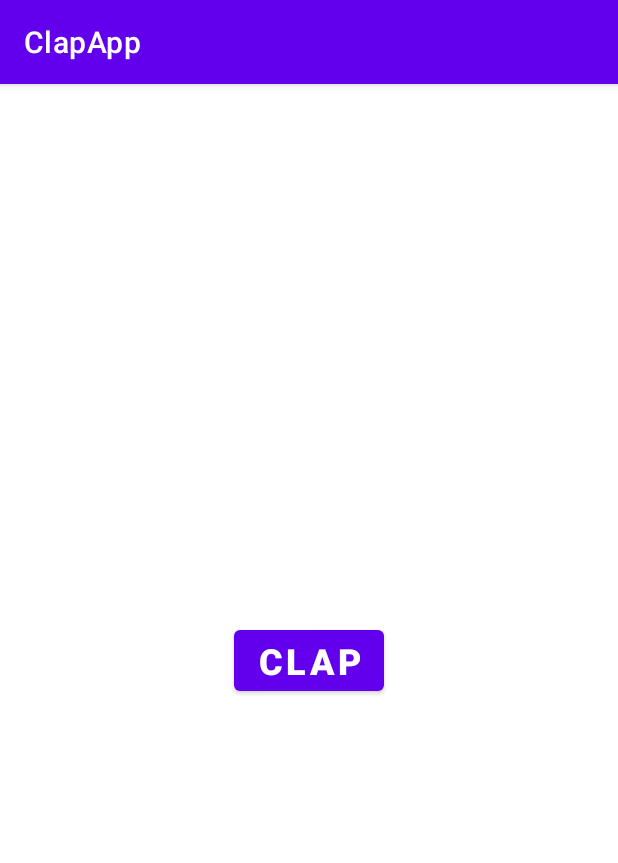
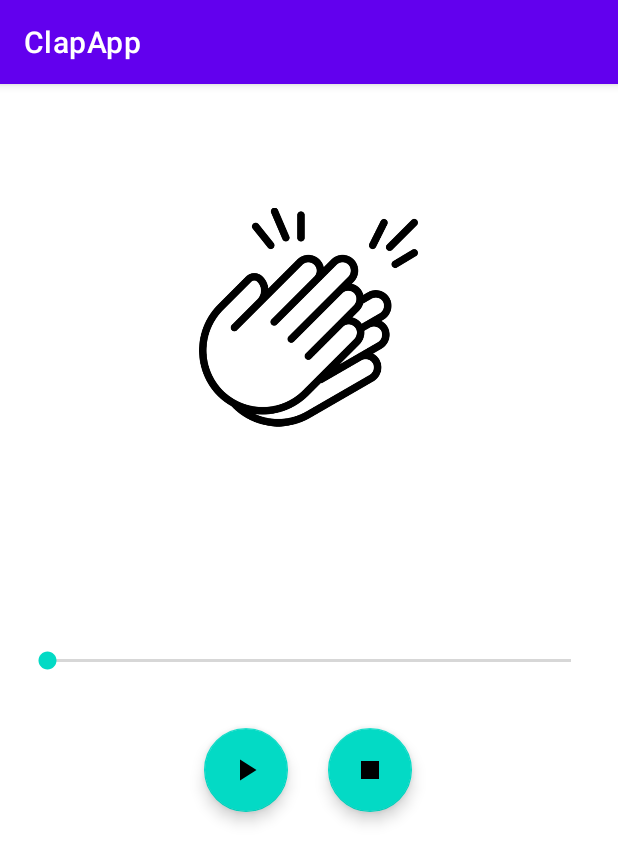
Before and after one commit to KalmGergely/learningAndroid, an Android app: the screen it shows after launch (MainActivity), on a phone screen of 412 x 824 dp. Shown: the top 863 px of the screen. Run offline under Robolectric (Android 15) with nearby library versions, the phone set to English and light mode, and no system bars.

Commit message:
finish clap app functionalit

```diff
--- a/ClapApp/app/src/main/java/com/example/clapapp/MainActivity.kt
+++ b/ClapApp/app/src/main/java/com/example/clapapp/MainActivity.kt
@@ -3,21 +3,81 @@ package com.example.clapapp
 import android.media.MediaPlayer
 import androidx.appcompat.app.AppCompatActivity
 import android.os.Bundle
+import android.os.Handler
+import android.os.Looper
 import android.widget.Button
+import android.widget.SeekBar
+import android.widget.TextView
+import com.google.android.material.floatingactionbutton.FloatingActionButton
 
 class MainActivity : AppCompatActivity() {
-    private lateinit var mediaPlayer: MediaPlayer
+    private var mediaPlayer: MediaPlayer? = null
+    private lateinit var seekBar: SeekBar
+    private lateinit var runnable: Runnable
+    private lateinit var handler: Handler
 
     override fun onCreate(savedInstanceState: Bundle?) {
         super.onCreate(savedInstanceState)
         setContentView(R.layout.activity_main)
 
-        mediaPlayer = MediaPlayer.create(this, R.raw.clap)
+        seekBar = findViewById(R.id.sbClap)
+        handler = Handler(Looper.getMainLooper())
+        val playPause = findViewById<FloatingActionButton>(R.id.fabPlayPause)
+        var isPlaying = false;
+        val stop = findViewById<FloatingActionButton>(R.id.fabStop)
 
-        val clapBtn = findViewById<Button>(R.id.btnClap)
+        playPause.setOnClickListener {
+            if (mediaPlayer == null) {
+                mediaPlayer = MediaPlayer.create(this, R.raw.clap)
+            }
+            isPlaying = if (!isPlaying) {
+                mediaPlayer?.start()
+                playPause.setImageResource(R.drawable.ic_pause)
+                initializeSeekBar()
+                true
+            } else {
+                mediaPlayer?.pause()
+                playPause.setImageResource(R.drawable.ic_play)
+                false
+            }
+        }
 
-        clapBtn.setOnClickListener {
-            mediaPlayer.start()
+        stop.setOnClickListener {
+            isPlaying = false
+            mediaPlayer?.stop()
+            mediaPlayer?.reset()
+            mediaPlayer?.release()
+            mediaPlayer = null
+            playPause.setImageResource(R.drawable.ic_play)
+            handler.removeCallbacks(runnable)
+            seekBar.progress = 0
         }
     }
+
+    private fun initializeSeekBar() {
+        seekBar.setOnSeekBarChangeListener(object: SeekBar.OnSeekBarChangeListener{
+            override fun onProgressChanged(seekBar: SeekBar, progress: Int, fromUser: Boolean) {
+                    if(fromUser) mediaPlayer?.seekTo(progress)
+            }
+
+            override fun onStartTrackingTouch(p0: SeekBar?) {
+            }
+
+            override fun onStopTrackingTouch(p0: SeekBar?) {
+            }
+
+        })
+        val tvPlayed = findViewById<TextView>(R.id.tvPlayed)
+        val tvDue = findViewById<TextView>(R.id.tvDue)
+        seekBar.max = mediaPlayer!!.duration
+        runnable = Runnable {
+            seekBar.progress = mediaPlayer!!.currentPosition
+            handler.postDelayed(runnable, 500)
+            val playedTime = mediaPlayer!!.currentPosition/1000
+            tvPlayed.text = "$playedTime sec"
+            val dueTime = mediaPlayer!!.duration/1000 - playedTime
+            tvDue.text = "$dueTime sec"
+        }
+        handler.postDelayed(runnable, 500)
+    }
 }
--- /dev/null
+++ b/ClapApp/app/src/main/res/drawable/ic_pause.xml
@@ -0,0 +1,5 @@
+<vector android:height="24dp" android:tint="#000000"
+    android:viewportHeight="24" android:viewportWidth="24"
+    android:width="24dp" xmlns:android="http://schemas.android.com/apk/res/android">
+    <path android:fillColor="@android:color/white" android:pathData="M6,19h4L10,5L6,5v14zM14,5v14h4L18,5h-4z"/>
+</vector>
--- /dev/null
+++ b/ClapApp/app/src/main/res/drawable/ic_play.xml
@@ -0,0 +1,5 @@
+<vector android:height="24dp" android:tint="#000000"
+    android:viewportHeight="24" android:viewportWidth="24"
+    android:width="24dp" xmlns:android="http://schemas.android.com/apk/res/android">
+    <path android:fillColor="@android:color/white" android:pathData="M8,5v14l11,-7z"/>
+</vector>
--- /dev/null
+++ b/ClapApp/app/src/main/res/drawable/ic_stop.xml
@@ -0,0 +1,5 @@
+<vector android:height="24dp" android:tint="#000000"
+    android:viewportHeight="24" android:viewportWidth="24"
+    android:width="24dp" xmlns:android="http://schemas.android.com/apk/res/android">
+    <path android:fillColor="@android:color/white" android:pathData="M6,6h12v12H6z"/>
+</vector>
--- a/ClapApp/app/src/main/res/layout/activity_main.xml
+++ b/ClapApp/app/src/main/res/layout/activity_main.xml
@@ -4,19 +4,75 @@
     xmlns:tools="http://schemas.android.com/tools"
     android:layout_width="match_parent"
     android:layout_height="match_parent"
+    android:layout_margin="15dp"
     tools:context=".MainActivity">
 
-    <Button
-        android:id="@+id/btnClap"
+    <ImageView
+        android:id="@+id/imageView"
+        android:layout_width="146dp"
+        android:layout_height="196dp"
+        app:layout_constraintBottom_toBottomOf="parent"
+        app:layout_constraintEnd_toEndOf="parent"
+        app:layout_constraintHorizontal_bias="0.498"
+        app:layout_constraintStart_toStartOf="parent"
+        app:layout_constraintTop_toTopOf="parent"
+        app:layout_constraintVertical_bias="0.078"
+        app:srcCompat="@drawable/clapping" />
+
+    <SeekBar
+        android:id="@+id/sbClap"
+        android:layout_width="0dp"
+        android:layout_height="wrap_content"
+        app:layout_constraintBottom_toBottomOf="parent"
+        app:layout_constraintEnd_toEndOf="parent"
+        app:layout_constraintStart_toStartOf="parent"
+        app:layout_constraintTop_toTopOf="parent" />
+
+    <TextView
+        android:id="@+id/tvPlayed"
         android:layout_width="wrap_content"
         android:layout_height="wrap_content"
-        android:text="CLAP"
-        android:textSize="24sp"
-        android:textStyle="bold"
         app:layout_constraintBottom_toBottomOf="parent"
         app:layout_constraintEnd_toEndOf="parent"
-        app:layout_constraintHorizontal_bias="0.5"
+        app:layout_constraintHorizontal_bias="0.041"
         app:layout_constraintStart_toStartOf="parent"
         app:layout_constraintTop_toTopOf="parent"
-        app:layout_constraintVertical_bias="0.5" />
+        app:layout_constraintVertical_bias="0.472" />
+
+    <TextView
+        android:id="@+id/tvDue"
+        android:layout_width="wrap_content"
+        android:layout_height="wrap_content"
+        app:layout_constraintBottom_toBottomOf="parent"
+        app:layout_constraintEnd_toEndOf="parent"
+        app:layout_constraintHorizontal_bias="0.958"
+        app:layout_constraintStart_toStartOf="parent"
+        app:layout_constraintTop_toTopOf="parent"
+        app:layout_constraintVertical_bias="0.471" />
+
+    <com.google.android.material.floatingactionbutton.FloatingActionButton
+        android:id="@+id/fabPlayPause"
+        android:layout_width="wrap_content"
+        android:layout_height="wrap_content"
+        android:clickable="true"
+        app:layout_constraintBottom_toBottomOf="parent"
+        app:layout_constraintEnd_toEndOf="parent"
+        app:layout_constraintHorizontal_bias="0.371"
+        app:layout_constraintStart_toStartOf="parent"
+        app:layout_constraintTop_toTopOf="parent"
+        app:layout_constraintVertical_bias="0.608"
+        app:srcCompat="@drawable/ic_play" />
+
+    <com.google.android.material.floatingactionbutton.FloatingActionButton
+        android:id="@+id/fabStop"
+        android:layout_width="wrap_content"
+        android:layout_height="wrap_content"
+        android:clickable="true"
+        app:layout_constraintBottom_toBottomOf="parent"
+        app:layout_constraintEnd_toEndOf="parent"
+        app:layout_constraintHorizontal_bias="0.625"
+        app:layout_constraintStart_toStartOf="parent"
+        app:layout_constraintTop_toTopOf="parent"
+        app:layout_constraintVertical_bias="0.608"
+        app:srcCompat="@drawable/ic_stop" />
 </androidx.constraintlayout.widget.ConstraintLayout>
```
Also changed, not shown: ClapApp/app/src/main/res/drawable/clapping.png (renamed from ClapApp/app/src/main/res/raw/clapping.png).
